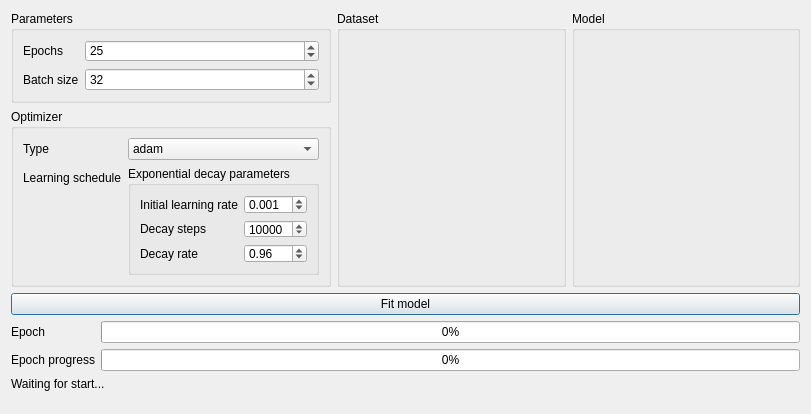
The window that gui/designer/train_wizard.ui (rafalpiwnik/SemanticHashing) describes before a commit, drawn with Qt 5.
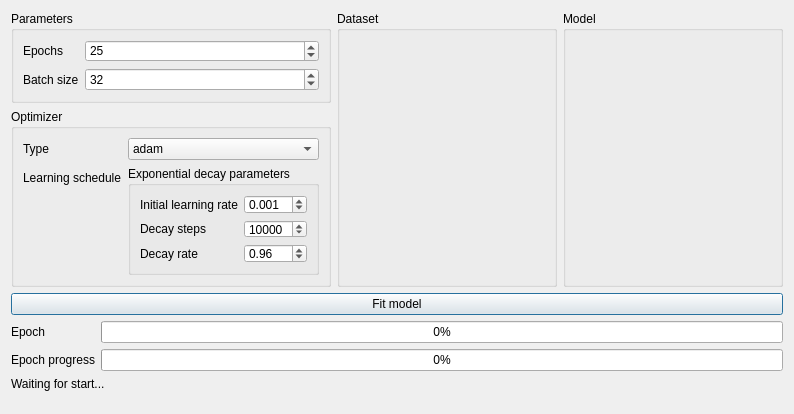
The same window after the commit.

Patch:
```diff
--- a/gui/designer/train_wizard.ui
+++ b/gui/designer/train_wizard.ui
@@ -6,10 +6,22 @@
    <rect>
     <x>0</x>
     <y>0</y>
-    <width>811</width>
+    <width>794</width>
     <height>414</height>
    </rect>
   </property>
+  <property name="minimumSize">
+   <size>
+    <width>0</width>
+    <height>414</height>
+   </size>
+  </property>
+  <property name="maximumSize">
+   <size>
+    <width>16666666</width>
+    <height>414</height>
+   </size>
+  </property>
   <property name="windowTitle">
    <string>Training panel</string>
   </property>
```
Left out of the diff: 20 changed lines with no effect on the pictures.
